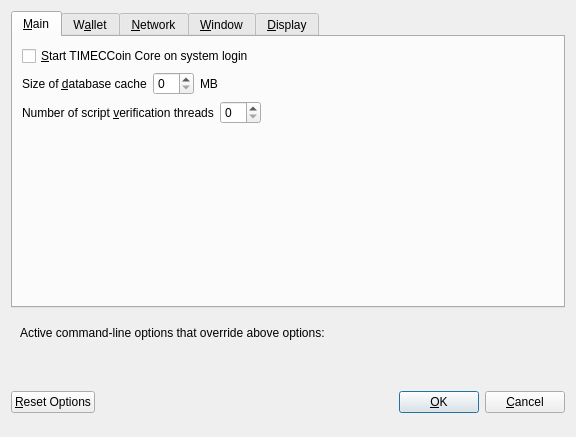
Before: the Qt Designer form src/qt/forms/optionsdialog.ui in bambamko000/timecoin.io, drawn with Qt 5.
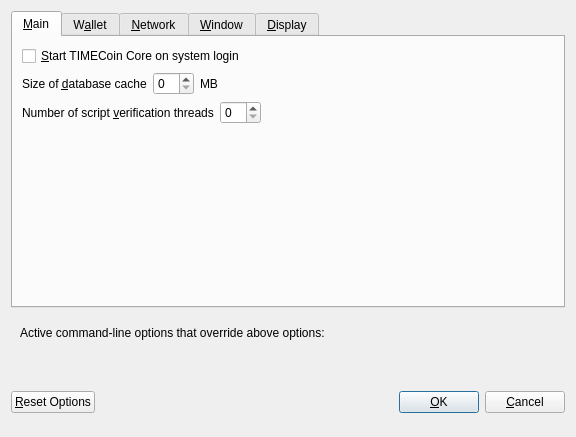
After: the same form once the commit is applied. Custom widgets are drawn as their Qt base class.

What changed in the file:
```diff
--- a/src/qt/forms/optionsdialog.ui
+++ b/src/qt/forms/optionsdialog.ui
@@ -33,7 +33,7 @@
           <string>Automatically start TIMECCoin Core after logging in to the system.</string>
          </property>
          <property name="text">
-          <string>&amp;Start TIMECCoin Core on system login</string>
+          <string>&amp;Start TIMECoin Core on system login</string>
          </property>
         </widget>
        </item>
```
Left out of the diff: 12 changed lines with no effect on the pictures.
